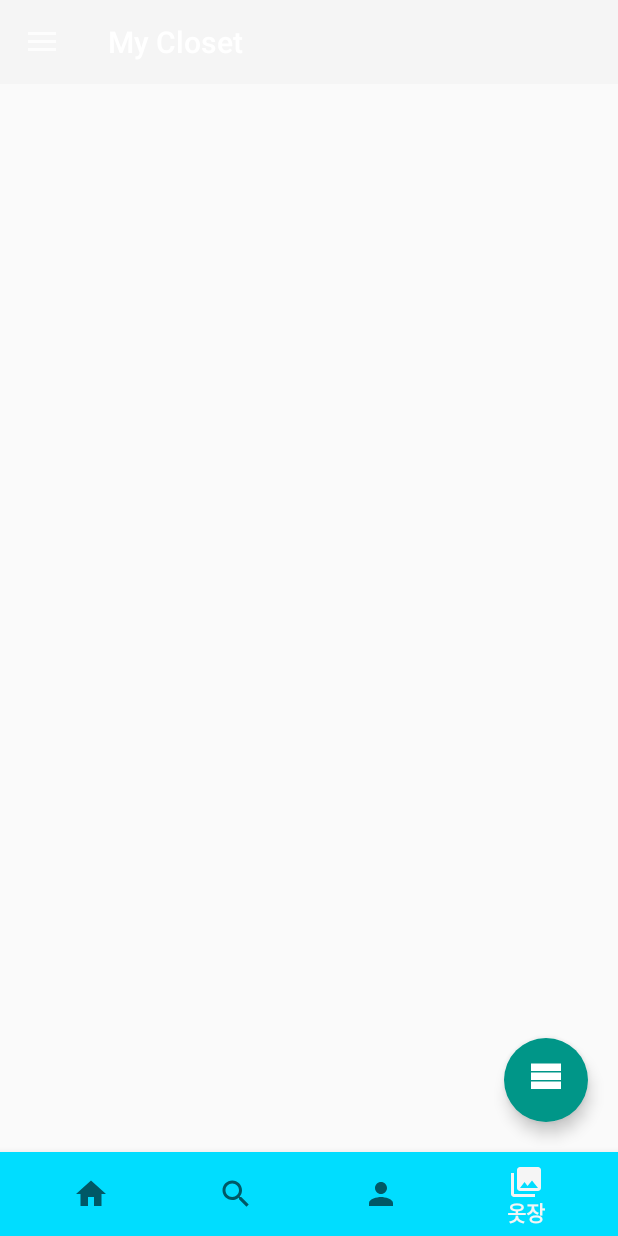
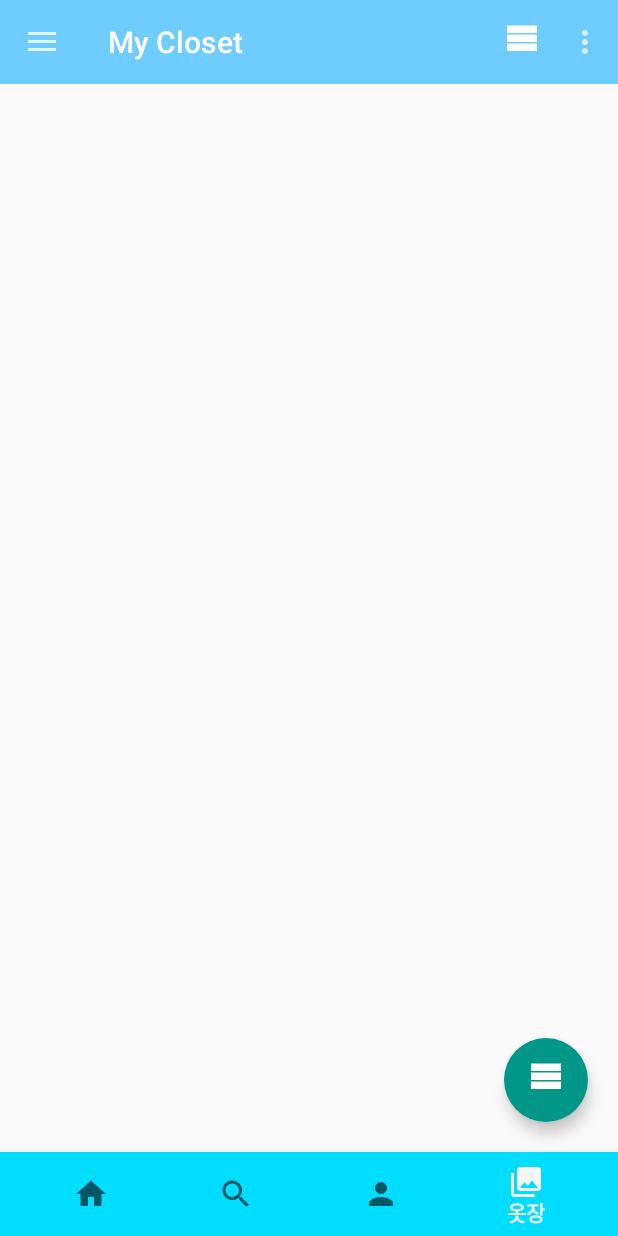
Before and after one commit to SWcapstone-2020/ClothesC, an Android app: the screen it shows after launch once a user with an empty profile is signed in (MainActivity), item 4 of the bottom bar chosen, on a phone screen of 412 x 824 dp. Run offline under Robolectric (Android 15) with nearby library versions, the phone set to English and light mode, and no system bars; our stand-ins replace Firebase (no records; nobody signed in at launch, a user with empty details on screens opened directly); pictures from the network do not load.

Commit message:
옷장 툴바
- 색상 수정
- 메뉴 활성화

```diff
--- a/clothesC/app/src/main/java/com/example/myapplication/fragment/ClothesFragment.java
+++ b/clothesC/app/src/main/java/com/example/myapplication/fragment/ClothesFragment.java
@@ -37,7 +37,11 @@ public class ClothesFragment extends Fragment  implements NavigationView.OnNavig
     }
 
     @Override
-    public void onCreate(Bundle savedInstanceState) { super.onCreate(savedInstanceState); }
+    public void onCreate(Bundle savedInstanceState) {
+        super.onCreate(savedInstanceState);
+        // 툴바 메뉴 활성화
+        setHasOptionsMenu(true);
+    }
 
     @Override
     public View onCreateView(LayoutInflater inflater, ViewGroup container,
--- a/clothesC/app/src/main/res/layout/fragment_clothes_item.xml
+++ b/clothesC/app/src/main/res/layout/fragment_clothes_item.xml
@@ -19,7 +19,7 @@
             android:id="@+id/toolbar"
             android:layout_width="match_parent"
             android:layout_height="?attr/actionBarSize"
-            android:background="?attr/colorPrimary"
+            android:background="@color/colorBlue"
             android:theme="@style/ThemeOverlay.AppCompat.Dark" />
 
         <com.google.android.material.floatingactionbutton.FloatingActionButton
```
